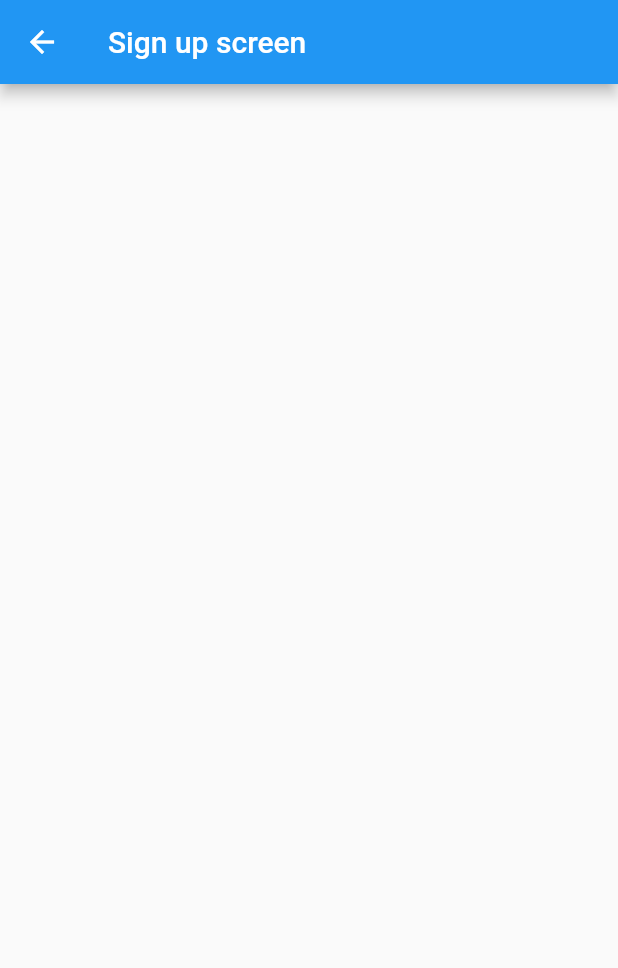
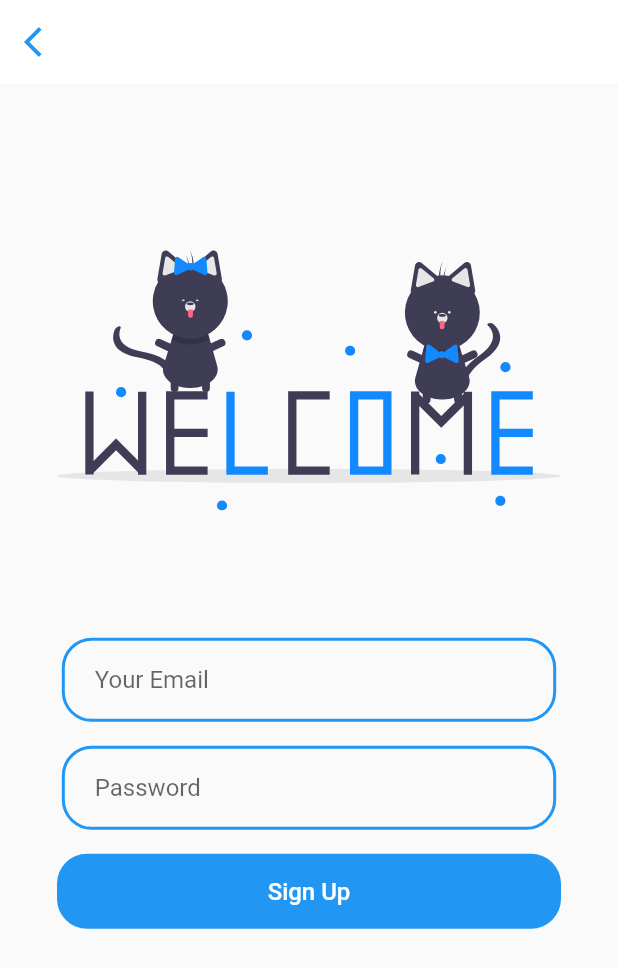
Before and after one commit to itsnang/Weather-Forecast, a Flutter app: the screen it shows after launch, after a tap on "Sign Up", on a phone screen of 412 x 824 dp. Shown: the top 968 px of the screen. Run offline on Flutter 3.47's test engine with Material 2 defaults, Android fonts, the phone set to English and light mode, and no system bars; our stand-ins replace firebase_auth, firebase_core, flutter_svg, get; accounts and stored records are empty.

```diff
--- a/lib/constants.dart
+++ b/lib/constants.dart
@@ -2,6 +2,7 @@ import 'package:flutter/material.dart';
 
 const kPrimaryColor = Colors.blue;
 const kPrimaryLightColor = Color.fromARGB(255, 204, 188, 255);
+const kBackgroundColor = Color(0xFFFCFCFC);
 
 const double defaultPadding = 16.0;
 
--- a/lib/main.dart
+++ b/lib/main.dart
@@ -1,8 +1,8 @@
 import 'package:flutter/material.dart';
 import 'package:get/get.dart';
 import 'package:to_do_list/controllers/bindings/authBinding.dart';
-import 'package:to_do_list/screens/login_screen.dart';
 import 'package:firebase_core/firebase_core.dart';
+import 'package:to_do_list/utils/app_controll.dart';
 
 void main() async {
   WidgetsFlutterBinding.ensureInitialized();
@@ -18,7 +18,7 @@ class MyApp extends StatelessWidget {
     return GetMaterialApp(
       initialBinding: AuthBinding(),
       debugShowCheckedModeBanner: false,
-      home: LoginScreen(),
+      home: const AppControll(),
     );
   }
 }
--- a/lib/screens/login_screen.dart
+++ b/lib/screens/login_screen.dart
@@ -80,7 +80,7 @@ class LoginScreen extends GetWidget<AuthController> {
                 children: [
                   const Text("Don't have a Account?"),
                   TextButton(
-                    onPressed: () => Get.to(const SignUpScreen()),
+                    onPressed: () => Get.to(SignUpScreen()),
                     child: const Text(
                       'Sign Up',
                       style:
--- a/lib/screens/sign_up_screen.dart
+++ b/lib/screens/sign_up_screen.dart
@@ -1,13 +1,104 @@
 import 'package:flutter/material.dart';
+import 'package:flutter_svg/svg.dart';
+import 'package:get/get.dart';
+import 'package:to_do_list/constants.dart';
+import 'package:to_do_list/controllers/authController.dart';
 
-class SignUpScreen extends StatelessWidget {
-  const SignUpScreen({super.key});
+import '../components/text_fiel_container.dart';
+
+class SignUpScreen extends GetWidget<AuthController> {
+  // final TextEditingController nameController = TextEditingController();
+  final TextEditingController emailController = TextEditingController();
+  final TextEditingController passwordController = TextEditingController();
+
+  SignUpScreen({super.key});
 
   @override
   Widget build(BuildContext context) {
+    Size size = MediaQuery.of(context).size;
+
     return Scaffold(
+      resizeToAvoidBottomInset: false,
       appBar: AppBar(
-        title: const Text('Sign up screen'),
+        backgroundColor: Colors.white,
+        elevation: 0,
+        leading: IconButton(
+            onPressed: () {
+              Get.back();
+            },
+            icon: const Icon(
+              Icons.arrow_back_ios,
+              color: kPrimaryColor,
+            )),
+      ),
+      body: Container(
+        padding: const EdgeInsets.symmetric(horizontal: 38, vertical: 2),
+        width: double.infinity,
+        height: MediaQuery.of(context).size.height,
+        child: Column(
+          children: <Widget>[
+            const SizedBox(
+              height: 72,
+            ),
+            SvgPicture.asset(
+              "assets/signup.svg",
+              height: size.height * 0.30,
+            ),
+            const SizedBox(
+              height: 24,
+            ),
+            // TextFielContainer(
+            //   child: TextField(
+            //     controller: nameController,
+            //     decoration: const InputDecoration(
+            //         hintText: "Your Name", border: InputBorder.none),
+            //   ),
+            // ),
+            const SizedBox(
+              height: 24,
+            ),
+            TextFielContainer(
+              child: TextField(
+                controller: emailController,
+                decoration: const InputDecoration(
+                    hintText: "Your Email", border: InputBorder.none),
+              ),
+            ),
+            const SizedBox(
+              height: 16,
+            ),
+            TextFielContainer(
+              child: TextField(
+                controller: passwordController,
+                obscureText: true,
+                decoration: const InputDecoration(
+                    hintText: "Password", border: InputBorder.none),
+              ),
+            ),
+            const SizedBox(
+              height: 16,
+            ),
+            ElevatedButton(
+              onPressed: () {
+                controller.createUser(
+                    // nameController.text,
+                    emailController.text,
+                    passwordController.text);
+              },
+              style: ElevatedButton.styleFrom(
+                elevation: 0,
+                minimumSize: const Size.fromHeight(50),
+                shape: RoundedRectangleBorder(
+                  borderRadius: BorderRadius.circular(20),
+                ),
+              ),
+              child: const Text(
+                'Sign Up',
+                style: TextStyle(fontSize: 16),
+              ),
+            ),
+          ],
+        ),
       ),
     );
   }
```
